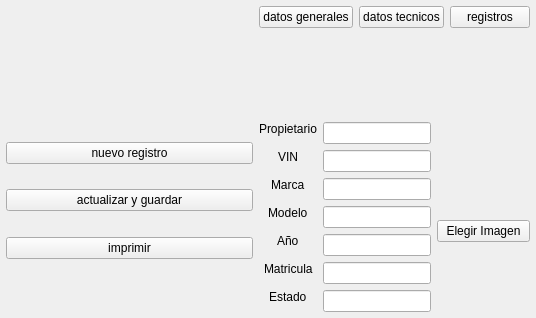
Before: the Qt Designer form ui/welcomescreen.ui in Abysmal683/proyecto-inventario-de-autos, drawn with Qt 5.
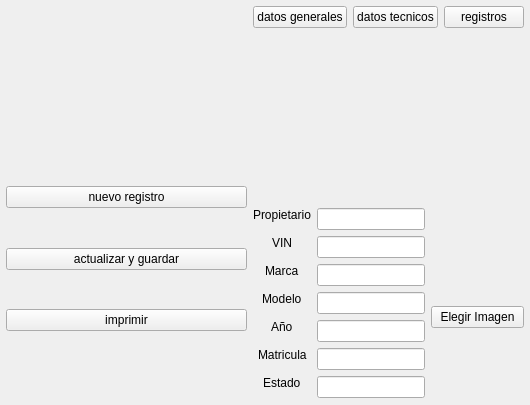
After: the same form once the commit is applied. Icons and pictures are not drawn.

The edit to the form file:
```diff
--- a/ui/welcomescreen.ui
+++ b/ui/welcomescreen.ui
@@ -6,8 +6,8 @@
    <rect>
     <x>0</x>
     <y>0</y>
-    <width>536</width>
-    <height>318</height>
+    <width>530</width>
+    <height>405</height>
    </rect>
   </property>
   <property name="minimumSize">
```
Left out of the diff: 44 changed lines with no effect on the pictures.
